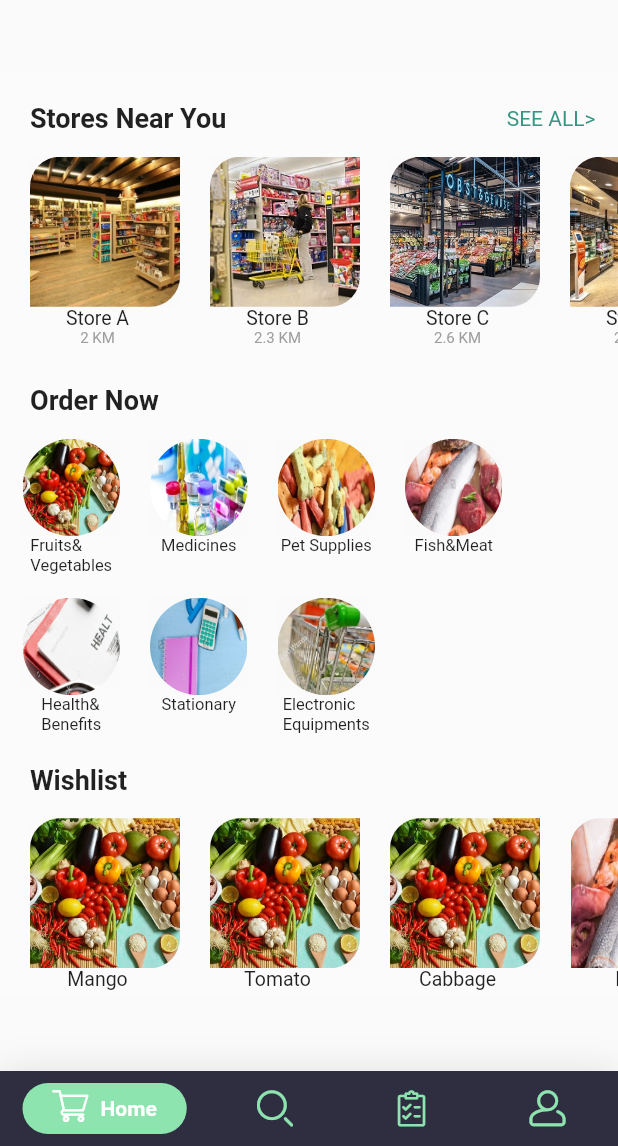
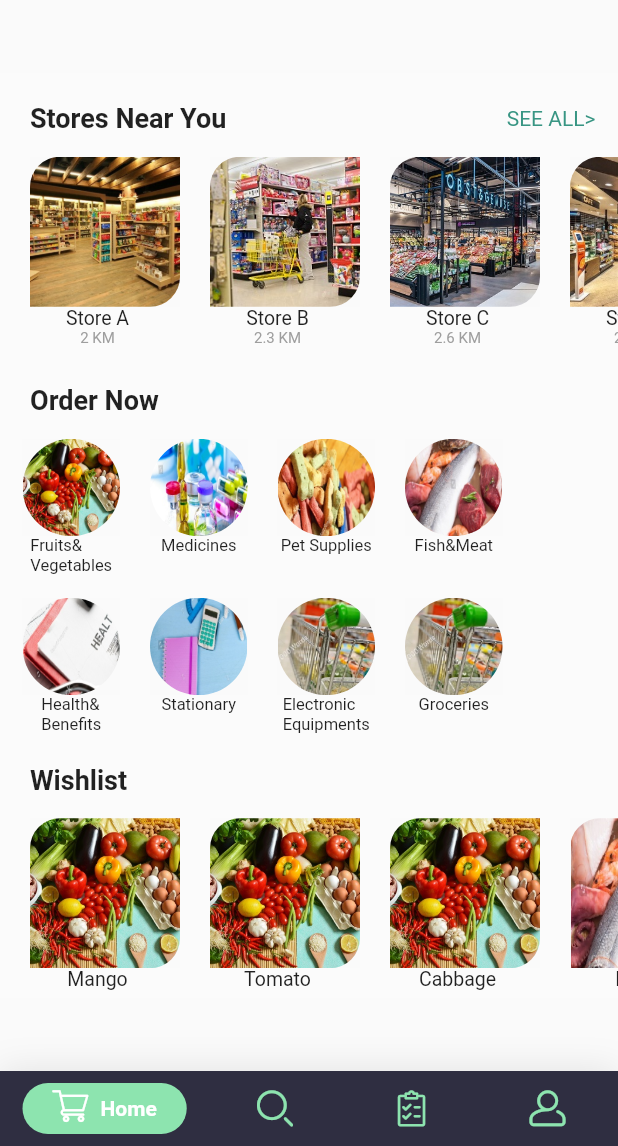
Before and after one commit to somiparna/Agrivator-Flash, a Flutter app: the screen it shows after launch, on a phone screen of 412 x 824 dp, the part 90-1236 px from its top. Run offline on Flutter 3.47's test engine with Material 2 defaults, Android fonts, the phone set to English and light mode, and no system bars; drawn by our look-alikes of google_nav_bar.

Commit message:
changed some irregularities

```diff
--- a/lib/Tabs/Hometab.dart
+++ b/lib/Tabs/Hometab.dart
@@ -376,7 +376,7 @@ class _HomeTabState extends State<HomeTab> {
                       ],
                     ),
                   ),
-                  /*Padding(
+                  Padding(
                     padding: const EdgeInsets.only(left: 10,right: 10,top: 15),
                     child: Column(
                       children: <Widget>[
@@ -388,16 +388,16 @@ class _HomeTabState extends State<HomeTab> {
                               child: Container(
                                 child: ClipRRect(
                                   borderRadius: BorderRadius.all(Radius.circular(35)),
-                                  child: Image.asset('images/stationary.jpg',
+                                  child: Image.asset('images/grocery.jpg',
                                       width: 65, height: 65),
                                 ),),
                             )
                         ),
-                        Text("Stationary",style: TextStyle(fontSize: 11)),
+                        Text("Groceries",style: TextStyle(fontSize: 11)),
                       ],
                     ),
                   ),
-                  Padding(
+                  /*Padding(
                     padding: const EdgeInsets.only(left: 10,right: 10,top: 15),
                     child: Column(
                       children: <Widget>[
```
